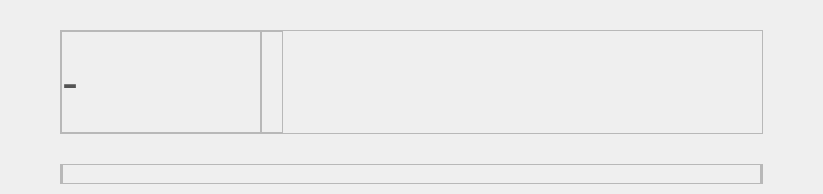
Before: the Qt Designer form CaX/widget/formTop/infoservice.ui in fsest4u/CaX_03, drawn with Qt 5.
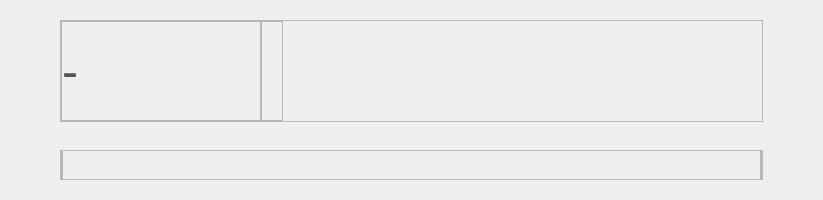
After: the same form once the commit is applied. Custom widgets are drawn as their Qt base class.

Commit message: [layout] info 높이 200으로 고정

What changed in the file:
```diff
--- a/CaX/widget/formTop/infoservice.ui
+++ b/CaX/widget/formTop/infoservice.ui
@@ -7,7 +7,7 @@
     <x>0</x>
     <y>0</y>
     <width>823</width>
-    <height>194</height>
+    <height>200</height>
    </rect>
   </property>
   <property name="minimumSize">
@@ -19,7 +19,7 @@
   <property name="maximumSize">
    <size>
     <width>16777215</width>
-    <height>16777215</height>
+    <height>200</height>
    </size>
   </property>
   <property name="windowTitle">
@@ -30,19 +30,31 @@
     <number>60</number>
    </property>
    <property name="topMargin">
-    <number>30</number>
+    <number>20</number>
    </property>
    <property name="rightMargin">
     <number>60</number>
    </property>
    <property name="bottomMargin">
-    <number>10</number>
+    <number>20</number>
    </property>
    <property name="spacing">
     <number>0</number>
    </property>
    <item row="0" column="0">
     <widget class="QFrame" name="frame_2">
+     <property name="minimumSize">
+      <size>
+       <width>0</width>
+       <height>0</height>
+      </size>
+     </property>
+     <property name="maximumSize">
+      <size>
+       <width>16777215</width>
+       <height>16777215</height>
+      </size>
+     </property>
      <property name="frameShape">
       <enum>QFrame::StyledPanel</enum>
      </property>
@@ -189,7 +201,7 @@
      <property name="sizeHint" stdset="0">
       <size>
        <width>20</width>
-       <height>30</height>
+       <height>28</height>
       </size>
      </property>
     </spacer>
@@ -199,13 +211,13 @@
      <property name="minimumSize">
       <size>
        <width>0</width>
-       <height>20</height>
+       <height>30</height>
       </size>
      </property>
      <property name="maximumSize">
       <size>
        <width>16777215</width>
-       <height>20</height>
+       <height>30</height>
       </size>
      </property>
      <property name="frameShape">
```
The commit also changes 3 other files.
